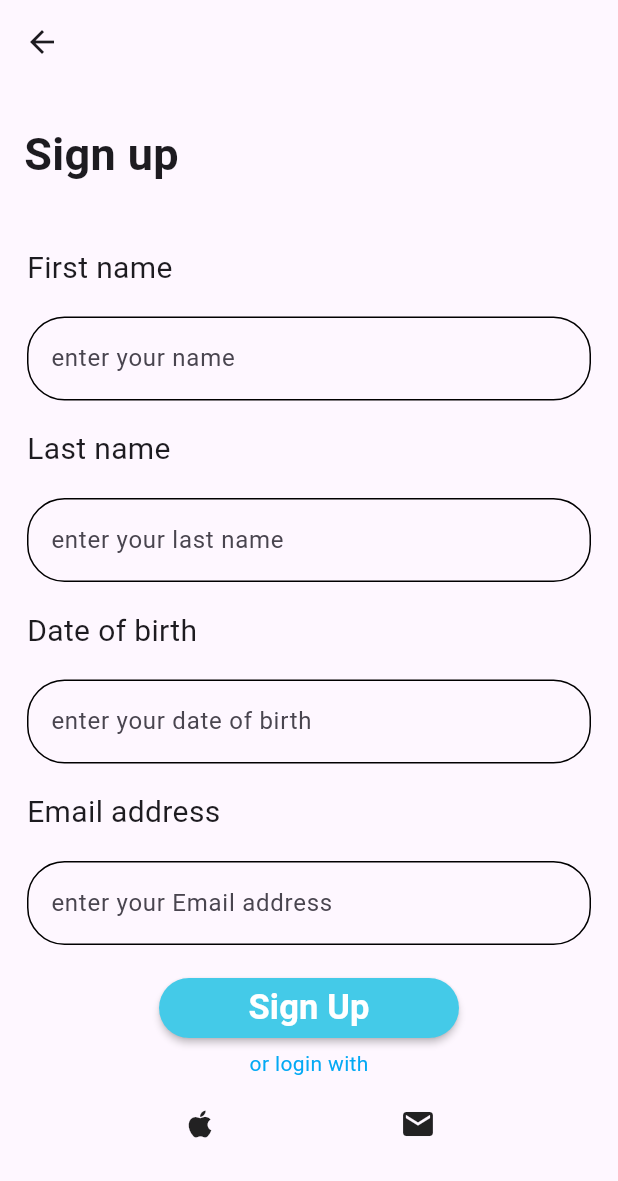
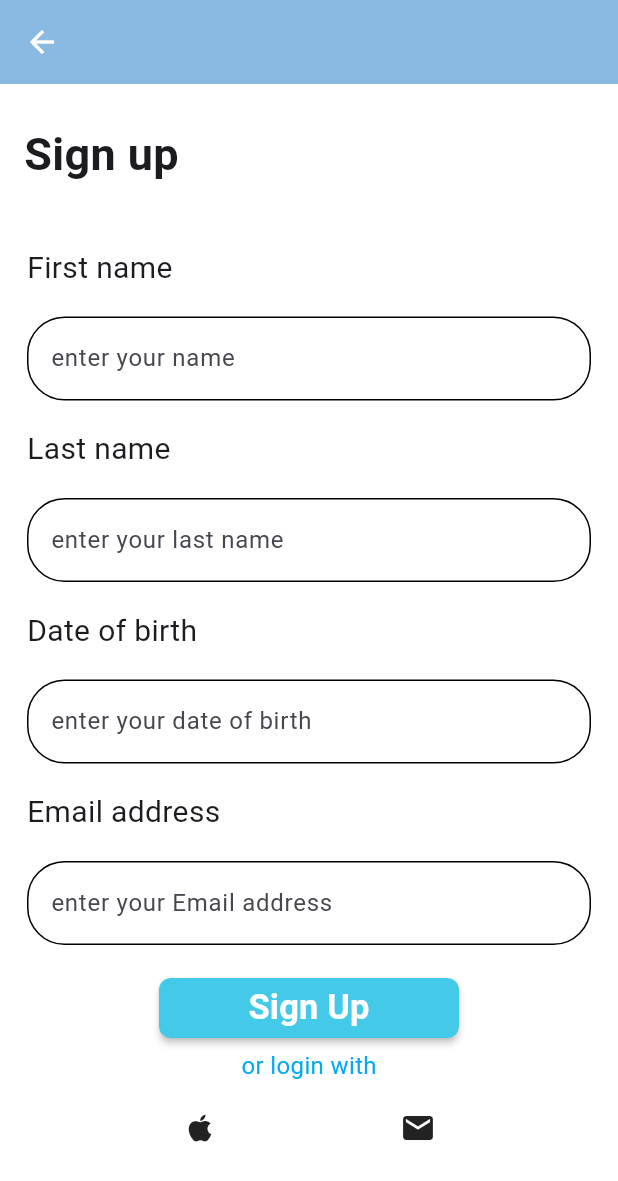
Before and after one commit to Brayteh/dr-time, a Flutter app: the screen it shows after launch, after a tap on "you don't have an account? sign up", on a phone screen of 412 x 824 dp. Shown: the top 1181 px of the screen. Run offline on Flutter 3.47's test engine with Material 3 defaults, Android fonts, the phone set to English and light mode, and no system bars.

Commit message:
theme erstellen

```diff
--- /dev/null
+++ b/dr_time/lib/Theme/theme.dart
@@ -0,0 +1,30 @@
+import 'package:flutter/material.dart';
+
+class MyTheme {
+  static final primaryColor = const Color.fromARGB(255, 138, 186, 226); // عدّل حسب اللون الذي تستخدمه
+
+  static ThemeData light = ThemeData(
+    brightness: Brightness.light,
+    primaryColor: primaryColor,
+    scaffoldBackgroundColor: Colors.white,
+    fontFamily: 'Roboto', // أو اسم الخط الذي تستخدمه
+    textTheme: const TextTheme(
+      headlineLarge: TextStyle(fontSize: 28, fontWeight: FontWeight.bold),
+      bodyMedium: TextStyle(fontSize: 16),
+      labelLarge: TextStyle(fontSize: 14, color: Colors.blue),
+    ),
+    appBarTheme: AppBarTheme(
+      backgroundColor: primaryColor,
+      foregroundColor: Colors.white,
+      elevation: 0,
+    ),
+    elevatedButtonTheme: ElevatedButtonThemeData(
+      style: ElevatedButton.styleFrom(
+        backgroundColor: primaryColor,
+        foregroundColor: Colors.white,
+        shape:
+            RoundedRectangleBorder(borderRadius: BorderRadius.circular(8)),
+      ),
+    ),
+  );
+}
--- a/dr_time/lib/main.dart
+++ b/dr_time/lib/main.dart
@@ -1,4 +1,5 @@
 
+import 'package:dr_time/Theme/theme.dart';
 import 'package:dr_time/screens/sign_in_screen.dart';
 
 import 'package:flutter/material.dart';
@@ -17,6 +18,7 @@ class MyApp extends StatelessWidget {
   Widget build(BuildContext context) {
     return MaterialApp(                  // hon menbalish MaterialApp
     debugShowCheckedModeBanner: false,
+    theme: MyTheme.light,
       home: LogInPage(),
     );
   }
```
Also changed, not shown: 4 other files.
